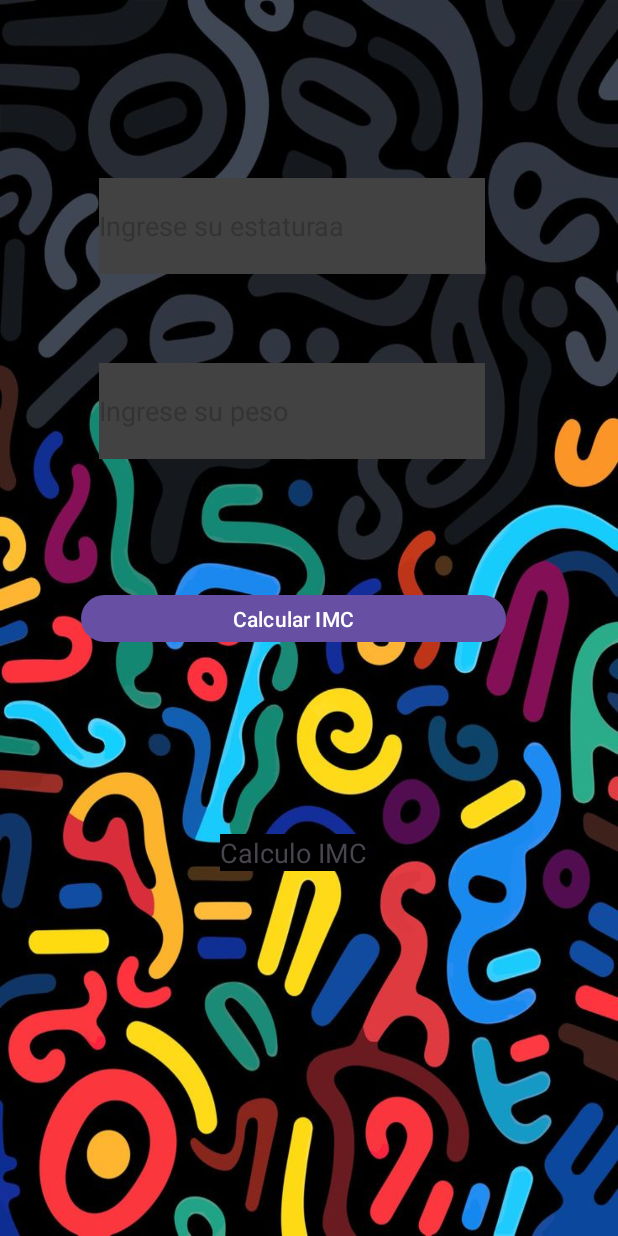
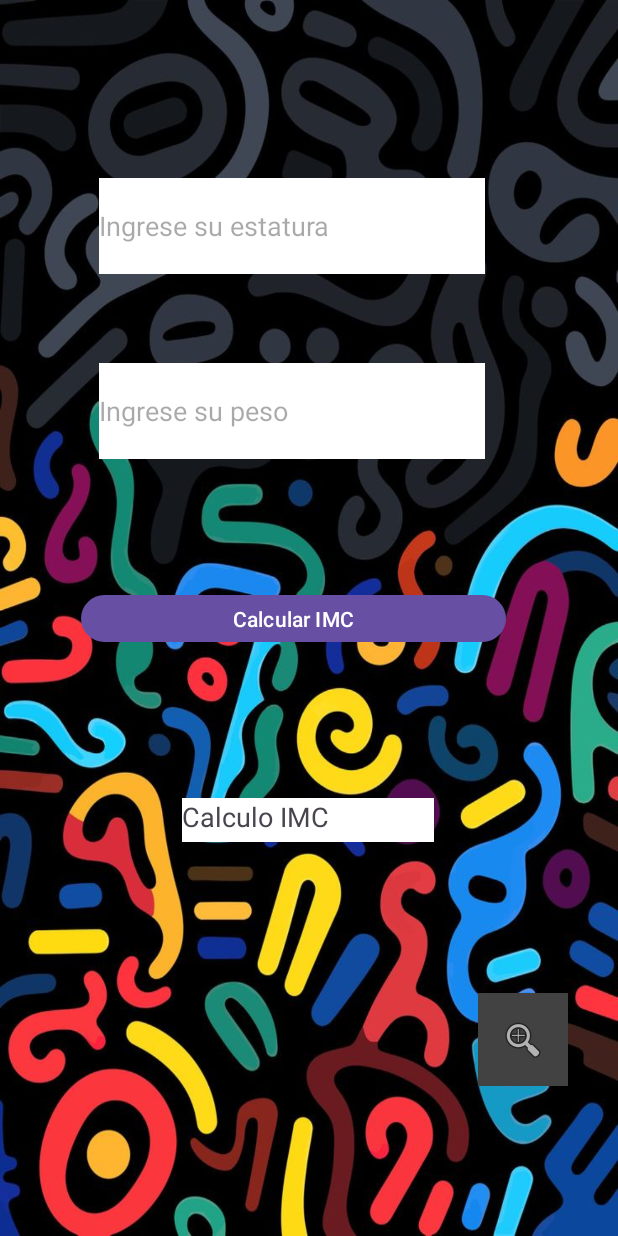
Before and after one commit to FernandoGuevaraD/AndroidStudio, an Android app: the screen it shows after launch (MainActivity), on a phone screen of 412 x 824 dp. Run offline under Robolectric (Android 15) with nearby library versions, the phone set to English and light mode, and no system bars.

Commit message:
commit Sin usuario

```diff
--- a/app/src/main/AndroidManifest.xml
+++ b/app/src/main/AndroidManifest.xml
@@ -28,5 +28,9 @@
         <activity
             android:name=".MainActivity"
             android:exported="true" />
+        <activity
+            android:name=".HistoricosActivity"
+            android:exported="true"/>
+
     </application>
 </manifest>
--- a/app/src/main/java/com/example/myfirstproject/MainActivity.kt
+++ b/app/src/main/java/com/example/myfirstproject/MainActivity.kt
@@ -1,42 +1,67 @@
 package com.example.myfirstproject
 
+import android.content.Intent
 import androidx.appcompat.app.AppCompatActivity
 import android.os.Bundle
 import android.widget.Button
 import android.widget.EditText
+import android.widget.ImageButton
 import android.widget.TextView
 import android.widget.Toast
+import java.text.SimpleDateFormat
+import java.util.*
 
 class MainActivity : AppCompatActivity() {
+
+    lateinit var dbHelper: IMCDatabaseHelper
+
     override fun onCreate(savedInstanceState: Bundle?) {
         super.onCreate(savedInstanceState)
         setContentView(R.layout.activity_main)
 
-        val pesoEditText = findViewById<EditText>(R.id.peso)       // ID del campo de peso
-        val estaturaEditText = findViewById<EditText>(R.id.estatura)     // ID del campo de estatura
+        val pesoEditText = findViewById<EditText>(R.id.peso)
+        val estaturaEditText = findViewById<EditText>(R.id.estatura)
         val button = findViewById<Button>(R.id.button)
         val textView = findViewById<TextView>(R.id.textView3)
+        val botonHistorico = findViewById<ImageButton>(R.id.botonHistoricos)
+        // Inicializar BD
+        dbHelper = IMCDatabaseHelper(this)
 
         button.setOnClickListener {
-            val pesoTexto = pesoEditText.text.toString()
-            val estaturaTexto = estaturaEditText.text.toString()
-
-            val peso = pesoTexto.toFloatOrNull()
-            val estatura = estaturaTexto.toFloatOrNull()
+            val peso = pesoEditText.text.toString().toFloatOrNull()
+            val estatura = estaturaEditText.text.toString().toFloatOrNull()
 
             if (peso != null && estatura != null && estatura > 0) {
                 val imc = peso / (estatura * estatura)
                 val mensaje = when {
-                    imc < 18.5 -> "Bajo pesoo"
+                    imc < 18.5 -> "Bajo peso"
                     imc < 25 -> "Peso normal"
                     imc < 30 -> "Sobrepeso"
                     else -> "Obesidad"
                 }
 
                 textView.text = "Tu IMC es %.2f: %s".format(imc, mensaje)
+
+                // Guardar en BD
+                val fecha = SimpleDateFormat("yyyy-MM-dd", Locale.getDefault()).format(Date())
+                val hora = SimpleDateFormat("HH:mm:ss", Locale.getDefault()).format(Date())
+                dbHelper.insertarRegistro(fecha, hora, imc, mensaje)
+
+                Toast.makeText(this, "Registro guardado", Toast.LENGTH_SHORT).show()
+
+                // Ir a históricos (opcional, también puedes dejar un botón independiente)
+                val intent = Intent(this, HistoricosActivity::class.java)
+                startActivity(intent)
+
             } else {
                 Toast.makeText(this, "Por favor ingresa peso y estatura válidos", Toast.LENGTH_SHORT).show()
             }
         }
+
+        botonHistorico.setOnClickListener {
+            val intent = Intent(this, HistoricosActivity::class.java)
+            startActivity(intent)
+        }
+
     }
 }
--- a/app/src/main/java/com/example/myfirstproject/SplashActivity.kt
+++ b/app/src/main/java/com/example/myfirstproject/SplashActivity.kt
@@ -15,6 +15,6 @@ class SplashActivity : AppCompatActivity() {
         Handler(Looper.getMainLooper()).postDelayed({
             startActivity(Intent(this, MainActivity::class.java))
             finish() // Cierra el Splash para que no regrese al presionar "back"
-        }, 4000)
+        }, 2000)
     }
 }
--- a/app/src/main/res/layout/activity_main.xml
+++ b/app/src/main/res/layout/activity_main.xml
@@ -1,21 +1,21 @@
 <?xml version="1.0" encoding="utf-8"?>
-<androidx.constraintlayout.widget.ConstraintLayout xmlns:app="http://schemas.android.com/apk/res-auto"
+<androidx.constraintlayout.widget.ConstraintLayout xmlns:android="http://schemas.android.com/apk/res/android"
+    xmlns:app="http://schemas.android.com/apk/res-auto"
     xmlns:tools="http://schemas.android.com/tools"
+    android:id="@+id/main"
     android:layout_width="match_parent"
     android:layout_height="match_parent"
-    android:background="@drawable/fonfo_pan"
-    android:id="@+id/main"
-    xmlns:android="http://schemas.android.com/apk/res/android">
+    android:background="@drawable/fonfo_pan">
 
     <EditText
         android:id="@+id/estatura"
         android:layout_width="257dp"
         android:layout_height="64dp"
+        android:background="@color/white"
         android:ems="10"
-        android:hint="Ingrese su estaturaa"
-        android:textColor="@color/white"
-        android:background="@color/cardview_dark_background"
+        android:hint="Ingrese su estatura"
         android:inputType="text"
+        android:textColor="@color/black"
         app:layout_constraintBottom_toTopOf="@+id/button"
         app:layout_constraintEnd_toEndOf="parent"
         app:layout_constraintHorizontal_bias="0.428"
@@ -27,10 +27,11 @@
         android:id="@+id/peso"
         android:layout_width="257dp"
         android:layout_height="64dp"
+        android:background="@color/white"
         android:ems="10"
         android:hint="Ingrese su peso"
         android:inputType="text"
-        android:background="@color/cardview_dark_background"
+        android:textColor="@color/black"
         app:layout_constraintBottom_toTopOf="@+id/button"
         app:layout_constraintEnd_toEndOf="parent"
         app:layout_constraintHorizontal_bias="0.428"
@@ -51,15 +52,36 @@
 
     <TextView
         android:id="@+id/textView3"
-        android:layout_width="wrap_content"
-        android:layout_height="wrap_content"
-        android:layout_marginTop="124dp"
+        android:layout_width="168dp"
+        android:layout_height="29dp"
+        android:layout_marginTop="100dp"
+        android:background="@color/white"
         android:text="Calculo IMC"
-        android:background="@color/black"
         android:textSize="18sp"
         app:layout_constraintEnd_toEndOf="parent"
-        app:layout_constraintHorizontal_bias="0.467"
+        app:layout_constraintHorizontal_bias="0.497"
         app:layout_constraintStart_toStartOf="parent"
         app:layout_constraintTop_toBottomOf="@+id/button" />
 
+    <ImageButton
+        android:id="@+id/botonHistoricos"
+        android:layout_width="60dp"
+        android:layout_height="62dp"
+        android:background="@color/cardview_dark_background"
+        app:layout_constraintBottom_toBottomOf="parent"
+        app:layout_constraintEnd_toEndOf="parent"
+        app:layout_constraintHorizontal_bias="0.905"
+        app:layout_constraintStart_toStartOf="parent"
+        app:layout_constraintTop_toTopOf="@+id/guideline"
+        app:layout_constraintVertical_bias="0.865"
+        app:srcCompat="@android:drawable/ic_menu_zoom"
+        tools:srcCompat="@android:drawable/ic_menu_save" />
+
+    <androidx.constraintlayout.widget.Guideline
+        android:id="@+id/guideline"
+        android:layout_width="wrap_content"
+        android:layout_height="wrap_content"
+        android:orientation="horizontal"
+        app:layout_constraintGuide_begin="20dp" />
+
 </androidx.constraintlayout.widget.ConstraintLayout>
```
Also changed, not shown: app/src/main/java/com/example/myfirstproject/HistoricosActivity.kt (added, +28 -0 lines), app/src/main/java/com/example/myfirstproject/IMCDatabaseHelper.kt (added, +71 -0 lines), app/src/main/res/layout/activity_historicos.xml (added, +37 -0 lines).
